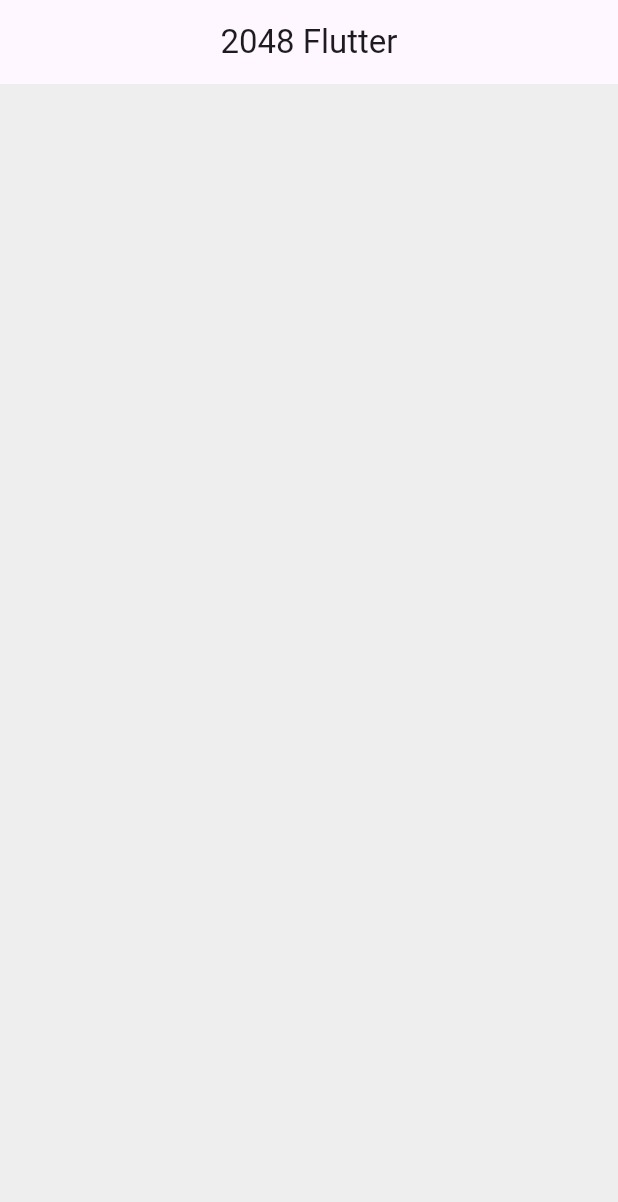
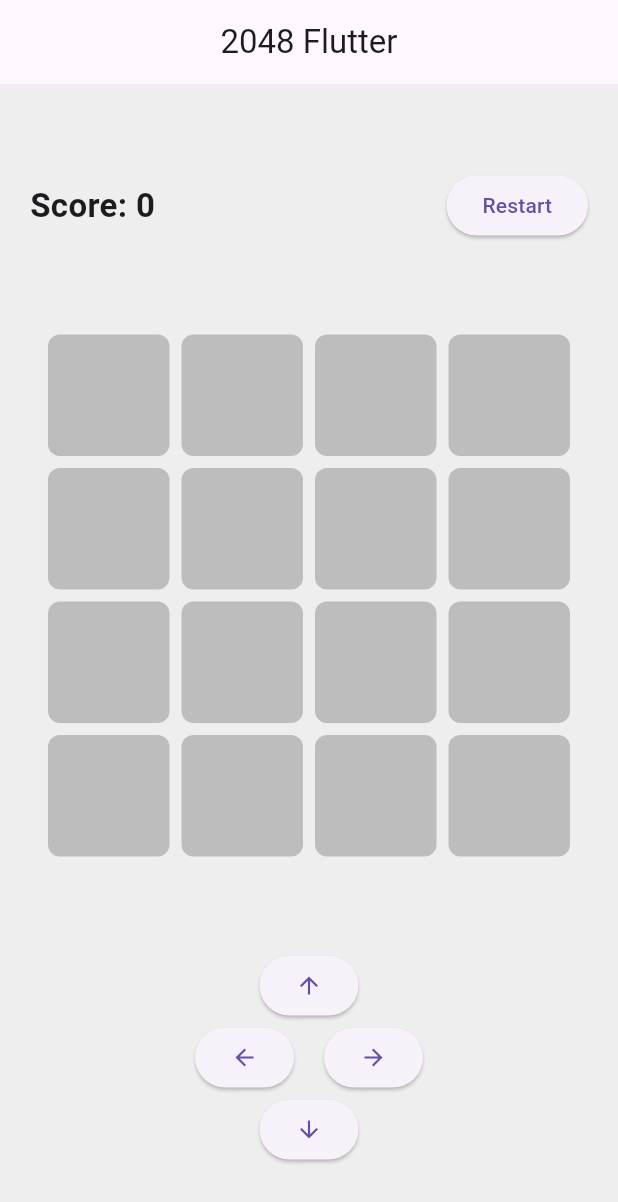
Before and after one commit to hhelal12/twenty-forty-eight, a Flutter app: the screen it shows after launch, on a phone screen of 412 x 824 dp. Shown: the top 1202 px of the screen. Run offline on Flutter 3.47's test engine with Material 3 defaults, Android fonts, the phone set to English and light mode, and no system bars.

Commit message:
add the layout

```diff
--- a/lib/screens/game_screen.dart
+++ b/lib/screens/game_screen.dart
@@ -12,12 +12,100 @@ class GamePage extends StatelessWidget {
         centerTitle: true,
       ),
       body: Center(
-        // child: Text('Let’s build 2048!'),
-        child: GridView.count(
-          crossAxisCount: 4,
-          shrinkWrap: true,
+        child: Column(
+          mainAxisAlignment: MainAxisAlignment.center,
+          children: [
+            // 🧮 SCORE + RESTART BUTTON
+            Padding(
+              padding: const EdgeInsets.symmetric(horizontal: 20.0, vertical: 10),
+              child: Row(
+                mainAxisAlignment: MainAxisAlignment.spaceBetween,
+                children: [
+                  const Text(
+                    'Score: 0', // later we’ll make this dynamic
+                    style: TextStyle(
+                      fontSize: 22,
+                      fontWeight: FontWeight.bold,
+                    ),
+                  ),
+                  ElevatedButton(
+                    onPressed: () {
+                      // TODO: Reset the game logic
+                      print("retsart press");
+                    },
+                    child: const Text('Restart'),
+                  ),
+                ],
+              ),
+            ),
 
+            const SizedBox(height: 20),
 
+            // 🟩 4x4 GRID
+            GridView.count(
+              crossAxisCount: 4,
+              shrinkWrap: true, // allows GridView inside Column
+              padding: const EdgeInsets.all(32),
+              mainAxisSpacing: 8,
+              crossAxisSpacing: 8,
+              children: List.generate(16, (index) {
+                return Container(
+                  decoration: BoxDecoration(
+                    color: Colors.grey[400],
+                    borderRadius: BorderRadius.circular(8),
+                  ),
+                  child: const Center(
+                    child: Text(
+                      '', // later show tile value
+                      style: TextStyle(
+                        fontSize: 18,
+                        fontWeight: FontWeight.bold,
+                        color: Colors.white,
+                      ),
+                    ),
+                  ),
+                );
+              }),
+            ),
+
+            const SizedBox(height: 30),
+
+            // 🎮 MOVEMENT BUTTONS
+            Column(
+              children: [
+                ElevatedButton(
+                  onPressed: () {
+                    // move up
+                  },
+                  child: const Icon(Icons.arrow_upward),
+                ),
+                Row(
+                  mainAxisAlignment: MainAxisAlignment.center,
+                  children: [
+                    ElevatedButton(
+                      onPressed: () {
+                        // move left
+                      },
+                      child: const Icon(Icons.arrow_back),
+                    ),
+                    const SizedBox(width: 20),
+                    ElevatedButton(
+                      onPressed: () {
+                        // move right
+                      },
+                      child: const Icon(Icons.arrow_forward),
+                    ),
+                  ],
+                ),
+                ElevatedButton(
+                  onPressed: () {
+                    // move down
+                  },
+                  child: const Icon(Icons.arrow_downward),
+                ),
+              ],
+            ),
+          ],
         ),
       ),
     );
```
